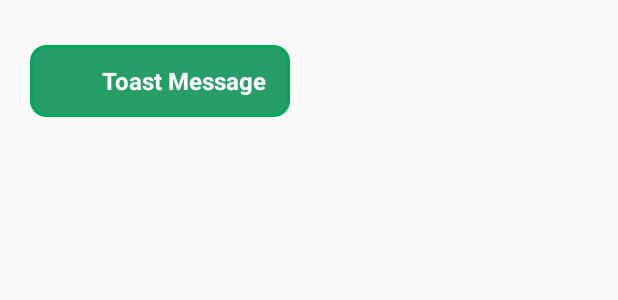
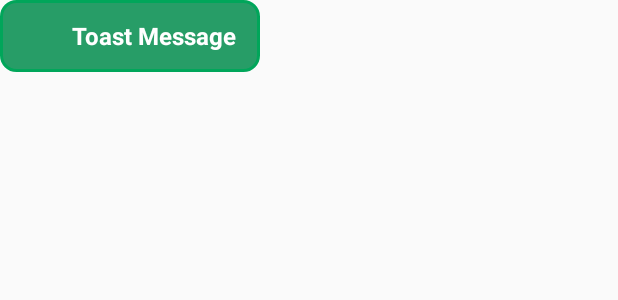
Before and after one commit to imammufiid/libToaster, an Android app: the layout toast_layout.xml on its own in the app's theme, with its tools: preview values and no code run, on a phone screen of 412 x 824 dp. Shown: the top 300 px of the screen. Run offline under Robolectric (Android 15) with nearby library versions, the phone set to English and light mode, and no system bars.

Commit message:
change gravity toast

```diff
--- a/lib/src/main/java/com/mufiid/lib/Toaster.java
+++ b/lib/src/main/java/com/mufiid/lib/Toaster.java
@@ -83,7 +83,7 @@ public class Toaster {
         }
 
         toastMessage.setText(message);
-        currentToast.setGravity(Gravity.TOP|Gravity.RIGHT, 0, 0);
+        currentToast.setGravity(Gravity.TOP|Gravity.RIGHT, 0, 100);
         currentToast.setView(toastLayout);
 
         if (!allowQueue){
--- a/lib/src/main/res/layout/toast_layout.xml
+++ b/lib/src/main/res/layout/toast_layout.xml
@@ -10,8 +10,6 @@
     android:orientation="horizontal"
     android:paddingVertical="12dp"
     android:paddingHorizontal="16dp"
-    android:layout_marginVertical="30dp"
-    android:layout_marginHorizontal="20dp"
     android:background="@drawable/bg_toast_success"
     tools:ignore="UseCompoundDrawables">
 
```
